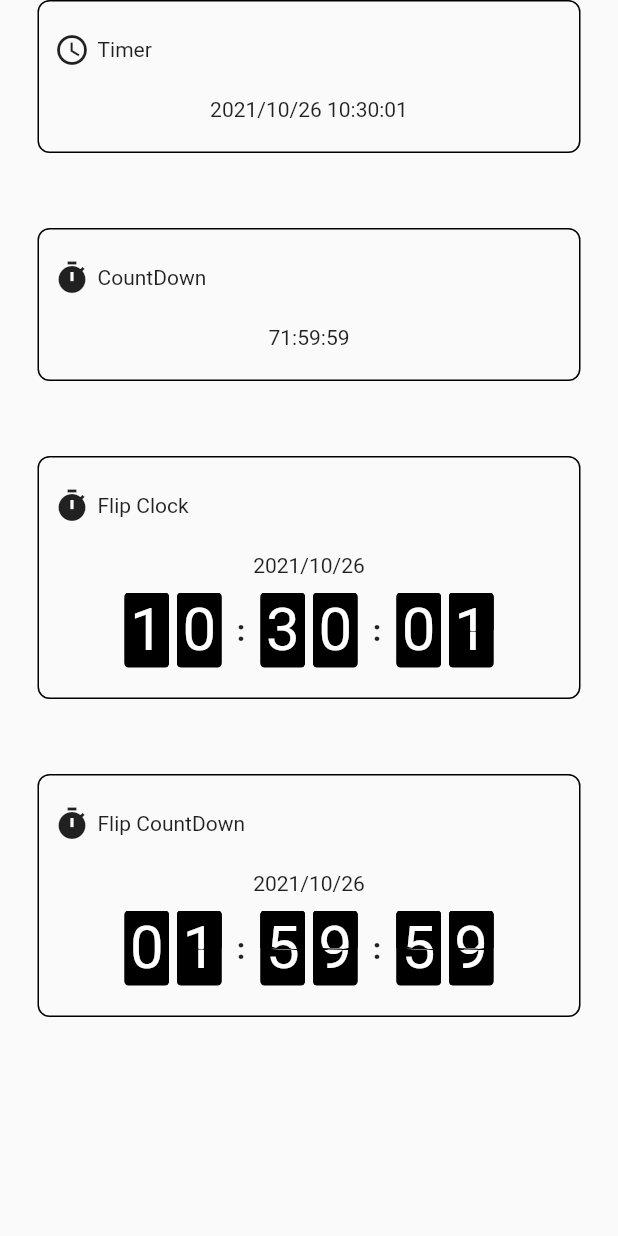
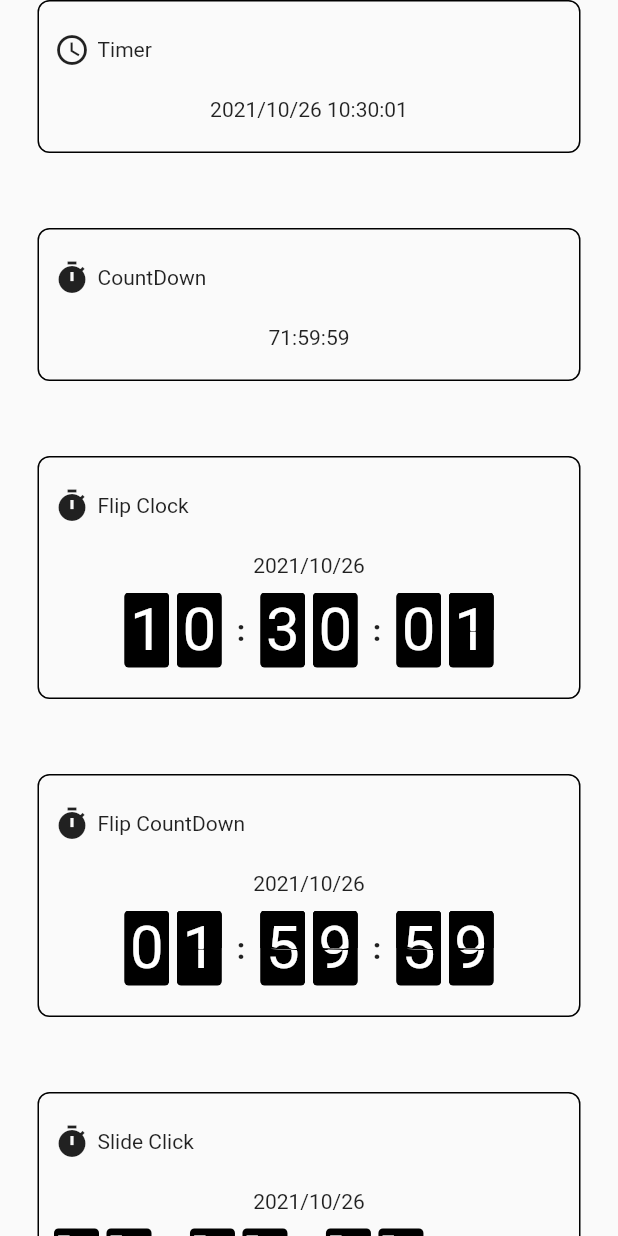
Before and after one commit to workingscorpion/flutter-revolution, a Flutter app: the TimerPage screen opened by its route, on a phone screen of 412 x 824 dp. Run offline on Flutter 3.47's test engine with Material 2 defaults, Android fonts, the phone set to English and light mode, and no system bars; drawn by our look-alikes of sticky_headers; our stand-ins replace flutter_mobx, flutter_svg, fluttertoast, local_auth, mobx; generated files the repository leaves out were written again.

Commit message:
feat: slide timer(진행중)

```diff
--- /dev/null
+++ b/lib/components/slideClock.dart
@@ -0,0 +1,121 @@
+import 'dart:async';
+
+import 'package:flutter/material.dart';
+import 'package:intl/intl.dart';
+
+class SlideClock extends StatefulWidget {
+  SlideClock({Key key}) : super(key: key);
+
+  @override
+  _SlideClockState createState() => _SlideClockState();
+}
+
+class _SlideClockState extends State<SlideClock> {
+  List<String> firstHour = ["0", "0"];
+  List<String> lastHour = ["0", "0"];
+  List<String> firstMinute = ["0", "0"];
+  List<String> lastMinute = ["0", "0"];
+  List<String> firstSecond = ["0", "0"];
+  List<String> lastSecond = ["0", "0"];
+
+  Timer timer;
+
+  AnimationController controller;
+  Animation animation;
+  bool running = true;
+
+  @override
+  void initState() {
+    super.initState();
+    setTimer();
+    timer = Timer.periodic(Duration(milliseconds: 1000), (timer) => setTimer());
+  }
+
+  setTimer() {
+    final now = DateTime.now();
+    final hourSplit =
+        "${now.hour < 10 ? '0${now.hour}' : '${now.hour}'}".split("");
+    final minuteSplit =
+        "${now.minute < 10 ? '0${now.minute}' : '${now.minute}'}".split("");
+    final secondSplit =
+        "${now.second < 10 ? '0${now.second}' : '${now.second}'}".split("");
+    firstHour = firstHour.sublist(1)..add(hourSplit.first);
+    lastHour = lastHour.sublist(1)..add(hourSplit.last);
+    firstMinute = firstMinute.sublist(1)..add(minuteSplit.first);
+    lastMinute = lastMinute.sublist(1)..add(minuteSplit.last);
+    firstSecond = firstSecond.sublist(1)..add(secondSplit.first);
+    lastSecond = lastSecond.sublist(1)..add(secondSplit.last);
+    setState(() {});
+  }
+
+  @override
+  Widget build(BuildContext context) {
+    return Container(
+      child: Column(
+        children: [
+          Container(
+            margin: EdgeInsets.only(bottom: 10),
+            child: Text('${DateFormat("yyyy/MM/dd").format(DateTime.now())}'),
+          ),
+          clock(),
+        ],
+      ),
+    );
+  }
+
+  clock() => Container(
+        child: Row(
+          children: [
+            panels(firstHour, lastHour),
+            Container(
+              margin: EdgeInsets.symmetric(horizontal: 10),
+              child: Text(
+                ':',
+                style: TextStyle(
+                  fontSize: 20,
+                  fontWeight: FontWeight.bold,
+                ),
+              ),
+            ),
+            panels(firstMinute, lastMinute),
+            Container(
+              margin: EdgeInsets.symmetric(horizontal: 10),
+              child: Text(
+                ':',
+                style: TextStyle(
+                  fontSize: 20,
+                  fontWeight: FontWeight.bold,
+                ),
+              ),
+            ),
+            panels(firstSecond, lastSecond),
+          ],
+        ),
+      );
+
+  panels(List<String> first, List<String> last) => Container(
+        child: Row(
+          children: [
+            panel(first),
+            Container(
+              width: 5,
+            ),
+            panel(last),
+          ],
+        ),
+      );
+
+  Widget panel(List<String> value) => Container(
+        height: 50,
+        width: 30,
+        decoration: BoxDecoration(
+          borderRadius: BorderRadius.circular(3),
+          color: Colors.black,
+        ),
+        alignment: Alignment.center,
+        child: Text(
+          '$value',
+          style: TextStyle(color: Colors.white, fontSize: 40),
+        ),
+      );
+}
--- /dev/null
+++ b/lib/components/slideCountDown.dart
@@ -0,0 +1,17 @@
+import 'package:flutter/material.dart';
+
+class SlideCountDown extends StatefulWidget {
+  SlideCountDown({this.endTime});
+
+  final DateTime endTime;
+
+  @override
+  _SlideCountDownState createState() => _SlideCountDownState();
+}
+
+class _SlideCountDownState extends State<SlideCountDown> {
+  @override
+  Widget build(BuildContext context) {
+    return Container();
+  }
+}
--- a/lib/pages/ui/timer.dart
+++ b/lib/pages/ui/timer.dart
@@ -3,6 +3,8 @@ import 'package:revolution/components/customBox.dart';
 import 'package:revolution/components/clock.dart';
 import 'package:revolution/components/flipClock.dart';
 import 'package:flutter/material.dart';
+import 'package:revolution/components/slideClock.dart';
+import 'package:revolution/components/slideCountDown.dart';
 
 class TimerPage extends StatefulWidget {
   TimerPage({Key key}) : super(key: key);
@@ -44,6 +46,18 @@ class _TimerPageState extends State<TimerPage> {
               title: 'Flip CountDown',
               icon: Icons.timer,
             ),
+            CustomBox(
+              child: SlideClock(),
+              title: 'Slide Click',
+              icon: Icons.timer,
+            ),
+            CustomBox(
+              child: SlideCountDown(
+                endTime: DateTime.now().add(Duration(hours: 2)),
+              ),
+              title: 'Slide CountDown',
+              icon: Icons.timer,
+            ),
           ],
         ),
       ),
```
